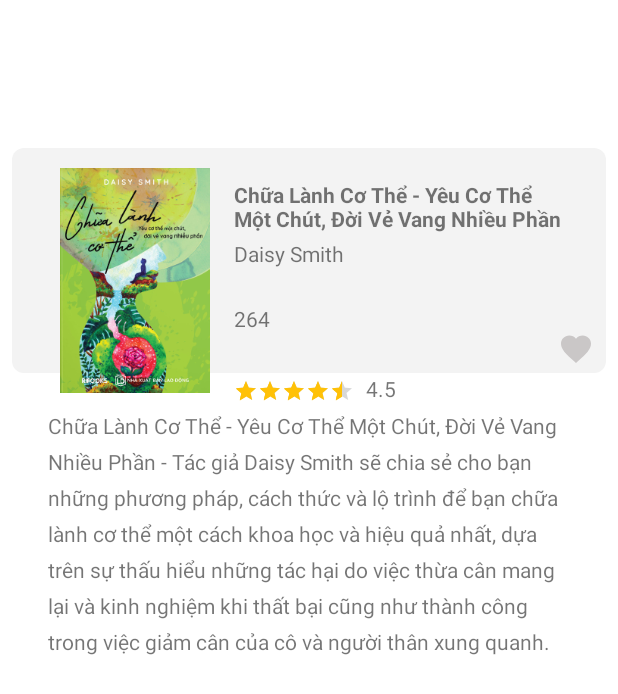
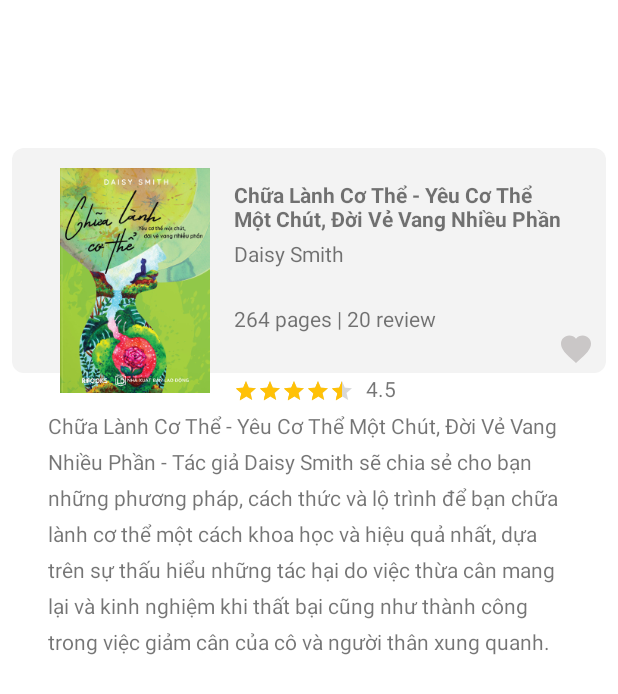
Before and after one commit to lng8212/bookManager, an Android app: the screen it shows after launch (BookDetailsActivity), after a tap on an icon or button, on a phone screen of 412 x 824 dp. Shown: the top 694 px of the screen. Run offline under Robolectric (Android 15) with nearby library versions, the phone set to English and light mode, and no system bars.

Commit message:
fix2 layout books_details

```diff
--- a/app/src/main/java/com/example/bookapp/recyclerview/BookDetailsActivity.kt
+++ b/app/src/main/java/com/example/bookapp/recyclerview/BookDetailsActivity.kt
@@ -47,7 +47,7 @@ class BookDetailsActivity : AppCompatActivity() {
         ratingBar.rating = item.rating
         author.text = item.author
         title.text = item.title
-        pages.text = item.pages.toString()
+        pages.text = item.pages.toString() + " pages | " + item.review.toString() + " review"
         rate.text = item.rating.toString()
         description.text = item.description
     }
```
